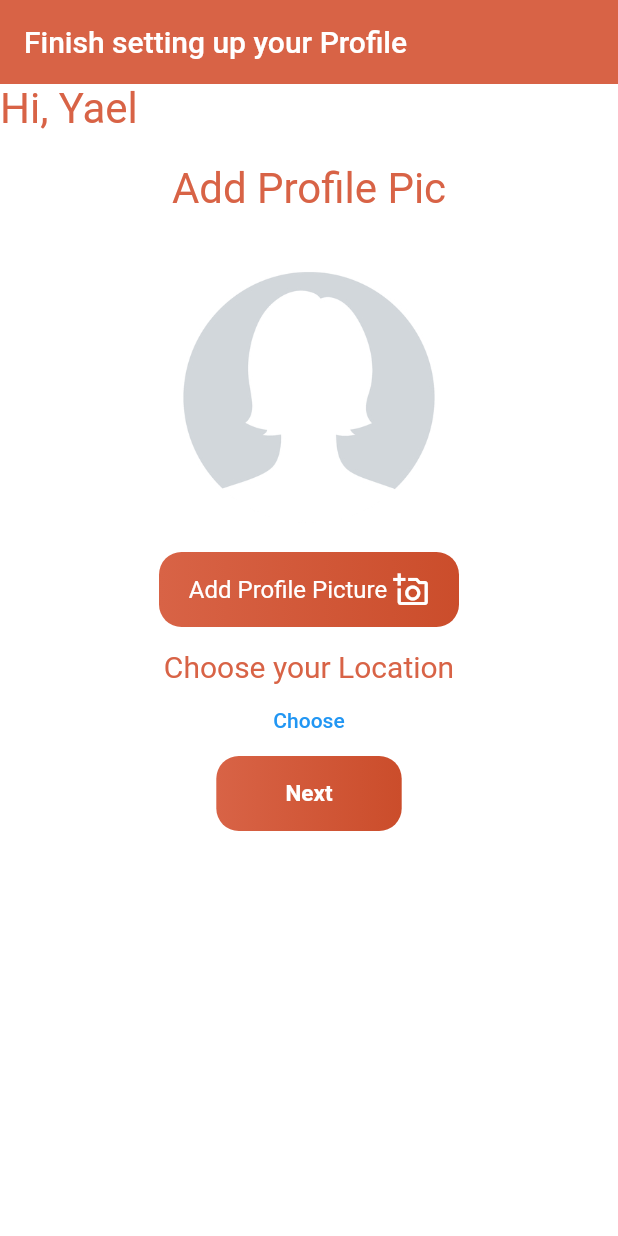
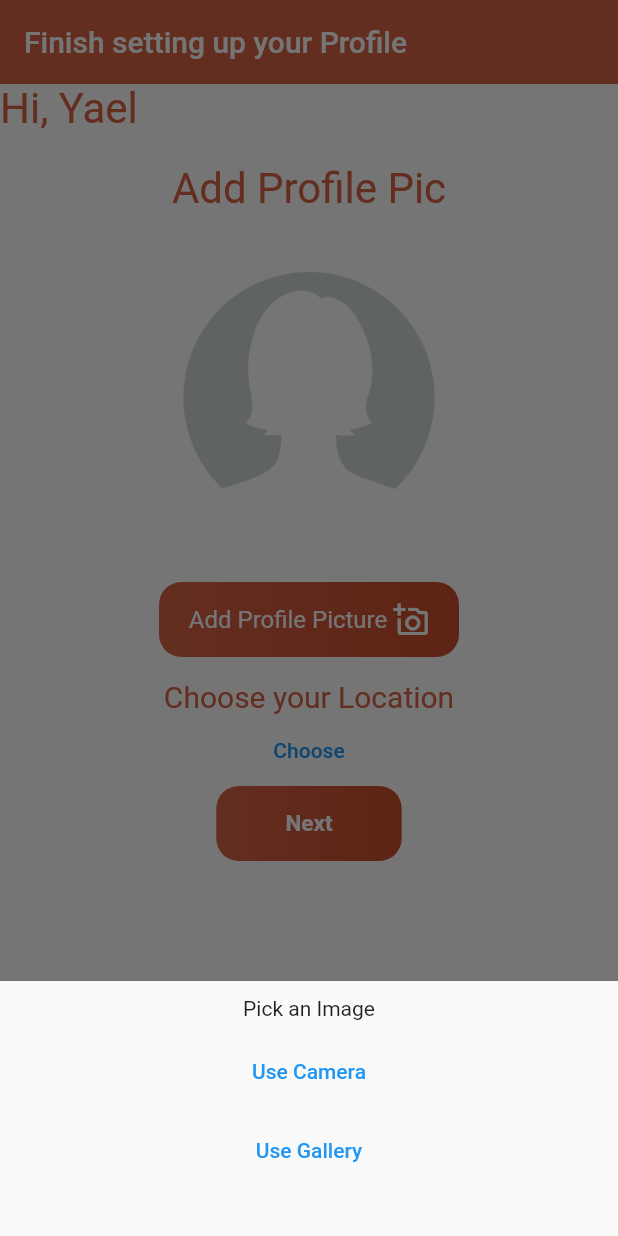
Before and after one commit to Gebeta/Gebeta-Client-app, a Flutter app: the screen it shows after launch, after a tap on "Add Profile Picture", on a phone screen of 412 x 824 dp. Run offline on Flutter 3.47's test engine with Material 2 defaults, Android fonts, the light colour scheme and no system bars; our stand-ins replace carousel_pro, firebase_auth, firebase_core, flutter_rating_bar, flutter_svg, image_picker; accounts and stored records are empty; Roboto replaces fonts that are missing (Montserrat).

Commit message:
add profile pic feature

```diff
--- a/lib/Screens/auth_screen/add_profile_pic.dart
+++ b/lib/Screens/auth_screen/add_profile_pic.dart
@@ -1,5 +1,8 @@
+import 'dart:io';
+
 import 'package:flutter/material.dart';
 import 'package:gebeta_food/constants.dart';
+import 'package:image_picker/image_picker.dart';
 
 class AddProfilePicScreen extends StatefulWidget {
   const AddProfilePicScreen({Key? key}) : super(key: key);
@@ -9,6 +12,10 @@ class AddProfilePicScreen extends StatefulWidget {
 }
 
 class _AddProfilePicScreenState extends State<AddProfilePicScreen> {
+  late File _imageFile;
+  String imagePath = "";
+  final picker = ImagePicker();
+  bool imageUploaded = false;
   @override
   Widget build(BuildContext context) {
     return Scaffold(
@@ -42,15 +49,23 @@ class _AddProfilePicScreenState extends State<AddProfilePicScreen> {
                 ),
               ),
               Container(
-                margin: EdgeInsets.only(top: 20),
+                margin: EdgeInsets.only(top: 20,bottom: 20),
                 alignment: Alignment.center,
                 child: ClipRRect(
                   borderRadius: BorderRadius.circular(100.0),
-                  child: Image.asset(
-                    "assets/images/female_avatar.jpg",
-                    fit: BoxFit.cover,
-                    width: MediaQuery.of(context).size.width * 0.5,
-                  ),
+                  child: imagePath != ""
+                      ? Image.file(
+                         File(imagePath),
+                          fit: BoxFit.cover,
+                          height: 200.0,
+                          width: MediaQuery.of(context).size.width * 0.5,
+                        )
+                      // :Text("please pick image")
+                      : Image.asset(
+                          "assets/images/female_avatar.jpg",
+                          fit: BoxFit.cover,
+                          width: MediaQuery.of(context).size.width * 0.5,
+                        ),
                 ),
               ),
               Container(
@@ -79,7 +94,9 @@ class _AddProfilePicScreenState extends State<AddProfilePicScreen> {
                       )
                     ],
                   ),
-                  onTap: () {},
+                  onTap: () {
+                    _openImagePicker(context);
+                  },
                 ),
               ),
               SizedBox(
@@ -135,19 +152,42 @@ class _AddProfilePicScreenState extends State<AddProfilePicScreen> {
     );
   }
 
+  void _getImage(BuildContext context, ImageSource source) async {
+    final pickedImage =
+        (await picker.pickImage(source: source, maxWidth: 400.0));
+    if (pickedImage != null) {
+      Navigator.pop(context);
+      setState(() {
+        imagePath = pickedImage.path;
+        print(imagePath);
+      });
+    }
+  }
+
   void _openImagePicker(BuildContext context) {
     showModalBottomSheet(
         context: context,
         builder: (context) {
           return Container(
-            height: 120,
+            height: 170,
             padding: EdgeInsets.all(10),
             child: Column(
               children: [
                 Text("Pick an Image"),
-                SizedBox(
-                  height: 10.0
-                )
+                SizedBox(height: 10.0),
+                TextButton(
+                  onPressed: () {
+                    _getImage(context, ImageSource.camera);
+                  },
+                  child: Text("Use Camera"),
+                ),
+                SizedBox(height: 5.0),
+                TextButton(
+                  onPressed: () {
+                    _getImage(context, ImageSource.gallery);
+                  },
+                  child: Text("Use Gallery"),
+                ),
               ],
             ),
           );
--- a/lib/Screens/home_screen/home_page.dart
+++ b/lib/Screens/home_screen/home_page.dart
@@ -165,7 +165,8 @@ class _MyHomePageState extends State<MyHomePage>
         elevation: 0,
         leading: IconButton(
           onPressed: () {
-            _globalKey.currentState!.openDrawer();
+            Navigator.pushReplacementNamed(
+                          context, '/my_cart');
             print("clicked");
           },
           icon: SvgPicture.asset('assets/icons/menu.svg'),
--- a/lib/main.dart
+++ b/lib/main.dart
@@ -2,6 +2,7 @@ import 'package:firebase_core/firebase_core.dart';
 // import 'package:firebase_auth/firebase_auth.dart';
 import 'package:flutter/material.dart';
 import 'package:gebeta_food/Screens/auth_screen/add_profile_pic.dart';
+import 'package:gebeta_food/Screens/auth_screen/signup_page.dart';
 // import 'package:gebeta_food/Screens/auth_screen/phone.dart';
 // import 'package:gebeta_food/Screens/auth_screen/phone1.dart';
 // import 'package:gebeta_food/Screens/auth_screen/signup.dart';
@@ -40,7 +41,7 @@ class MyApp extends StatelessWidget {
       // home: HomeScreen(),
       routes: {
         '/login': (context) => LoginPage(),
-        '/signup': (context) => LoginScreen(),
+        '/signup': (context) => SignUpPage(),
         '/home': (context) => MyHomePage(),
         '/profile': (context) => ProfileScreen(),
         '/restaurants': (context) => AllRestaurantsPage(),
--- a/lib/models/food.dart
+++ b/lib/models/food.dart
@@ -0,0 +1,13 @@
+class Food {
+  final String imageUrl;
+  final String name;
+  final double price;
+  final bool menuStatus;
+
+  Food({
+    required this.imageUrl,
+    required this.name,
+    required this.price,
+    required this.menuStatus,
+  });
+}
```
Also changed, not shown: lib/models/order.dart (added, +18 -0 lines), lib/models/restaurant.dart (+14 -0 lines).
